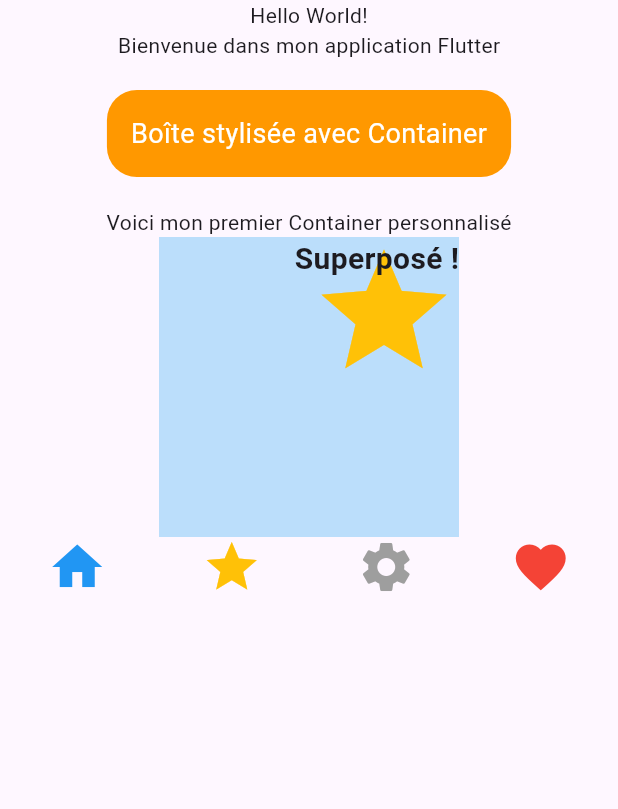
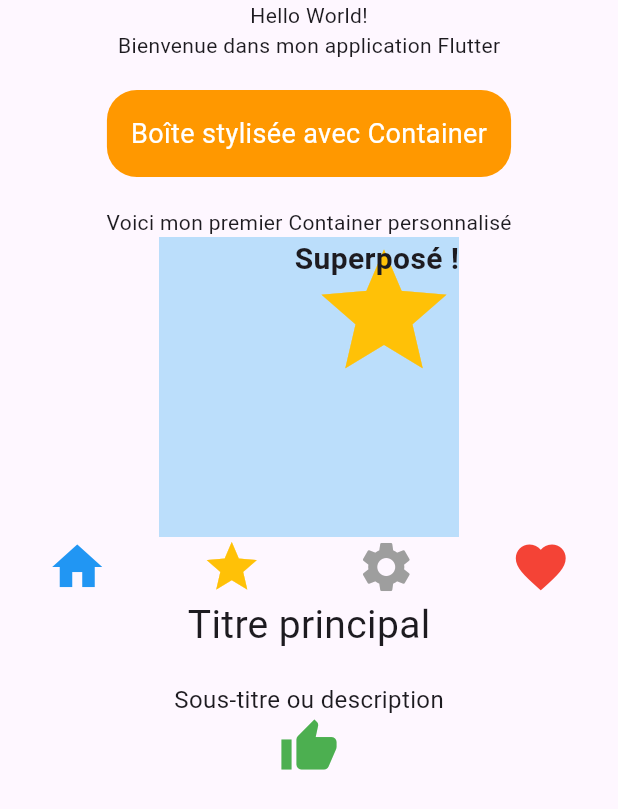
Before and after one commit to maouchimedchafik-lgtm/flutter_app_widgets_base, a Flutter app: the screen it shows after launch, on a phone screen of 412 x 824 dp. Shown: the top 809 px of the screen. Run offline on Flutter 3.47's test engine with Material 3 defaults, Android fonts, the phone set to English and light mode, and no system bars.

Commit message:
Etape 6 : ajout de la deuxieme colonne et tailles des textes

```diff
--- a/lib/main.dart
+++ b/lib/main.dart
@@ -64,6 +64,26 @@ Row(
     Icon(Icons.favorite, color: Colors.red, size: 40),
   ],
 ),
+Column(
+  mainAxisAlignment: MainAxisAlignment.center,
+  crossAxisAlignment: CrossAxisAlignment.center,
+  children: [
+    Text(
+      'Titre principal',
+      style: TextStyle(fontSize: 26),
+    ),
+    SizedBox(height: 20),
+    Text(
+      'Sous-titre ou description',
+      style: TextStyle(fontSize: 16),
+    ),
+    Icon(
+      Icons.thumb_up,
+      color: Colors.green,
+      size: 40,
+    ),
+  ],
+),
       ],
     ),
   ),
```
